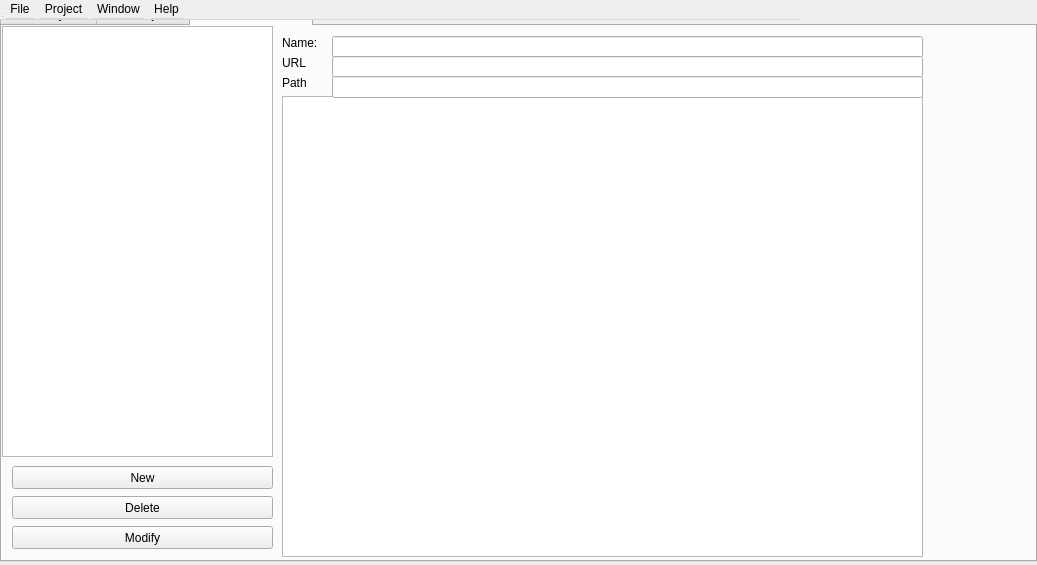
ronan22/obs-light, file src/ObsLightGui/ui/obsLightMain.ui: the form before one commit.
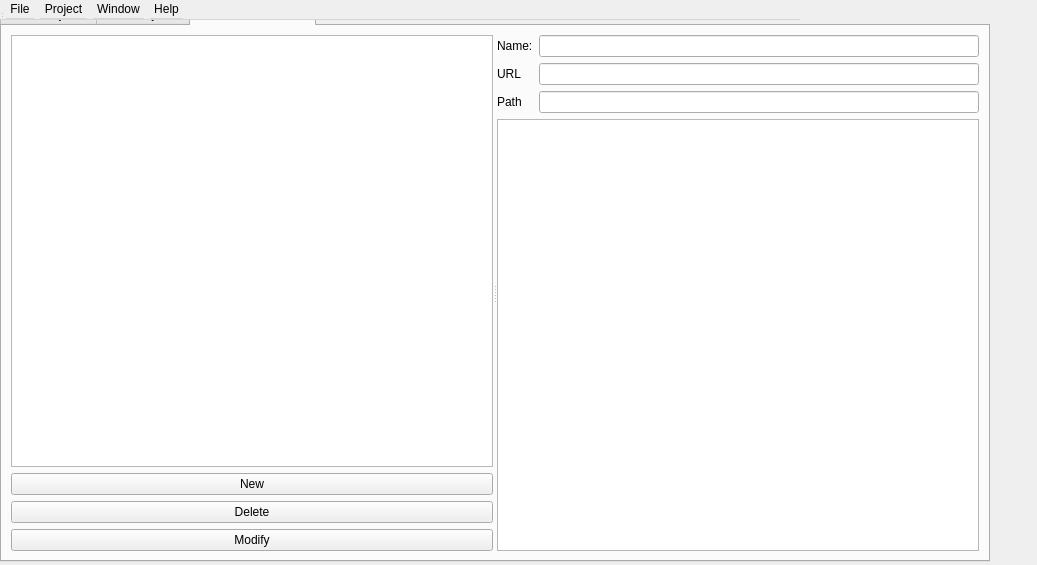
The form after the commit. The open tabs and pages were chosen to show the change. Icons and pictures are not drawn. Custom widgets are drawn as their Qt base class.

Commit message:
Modified UI's "Project repositories" tab
- gave names to objects
- added layout constraints

Patch:
```diff
--- a/src/ObsLightGui/ui/obsLightMain.ui
+++ b/src/ObsLightGui/ui/obsLightMain.ui
@@ -25,7 +25,7 @@
     <rect>
      <x>0</x>
      <y>0</y>
-     <width>1037</width>
+     <width>990</width>
      <height>562</height>
     </rect>
    </property>
@@ -955,7 +955,7 @@
                  </widget>
                 </item>
                 <item row="5" column="0">
-                 <widget class="QPushButton" name="deleteRepositoryButton">
+                 <widget class="QPushButton" name="removeRepoFromChrootButton">
                   <property name="toolTip">
                    <string>Delete a repository from the project filesystem.</string>
                   </property>
@@ -965,7 +965,7 @@
                  </widget>
                 </item>
                 <item row="7" column="0">
-                 <widget class="QPushButton" name="modifyRepositoryButton">
+                 <widget class="QPushButton" name="modifyRepoInChrootButton">
                   <property name="toolTip">
                    <string>Modify the URL or alias of a repository.</string>
                   </property>
@@ -2102,136 +2102,82 @@
       </widget>
       <widget class="QWidget" name="tab_3">
        <attribute name="title">
-        <string>Projects repository</string>
+        <string>Project repositories</string>
        </attribute>
-       <widget class="QListWidget" name="listWidget">
-        <property name="geometry">
-         <rect>
-          <x>0</x>
-          <y>0</y>
-          <width>271</width>
-          <height>431</height>
-         </rect>
-        </property>
-       </widget>
-       <widget class="QLabel" name="label_12">
-        <property name="geometry">
-         <rect>
-          <x>280</x>
-          <y>10</y>
-          <width>52</width>
-          <height>14</height>
-         </rect>
-        </property>
-        <property name="text">
-         <string>Name:</string>
-        </property>
-       </widget>
-       <widget class="QLineEdit" name="lineEdit">
-        <property name="geometry">
-         <rect>
-          <x>330</x>
-          <y>10</y>
-          <width>591</width>
-          <height>22</height>
-         </rect>
-        </property>
-       </widget>
-       <widget class="QLabel" name="label_13">
-        <property name="geometry">
-         <rect>
-          <x>280</x>
-          <y>30</y>
-          <width>52</width>
-          <height>14</height>
-         </rect>
-        </property>
-        <property name="text">
-         <string>URL</string>
-        </property>
-       </widget>
-       <widget class="QLineEdit" name="lineEdit_2">
-        <property name="geometry">
-         <rect>
-          <x>330</x>
-          <y>30</y>
-          <width>591</width>
-          <height>22</height>
-         </rect>
-        </property>
-       </widget>
-       <widget class="QTableView" name="tableView">
-        <property name="geometry">
-         <rect>
-          <x>280</x>
-          <y>70</y>
-          <width>641</width>
-          <height>461</height>
-         </rect>
-        </property>
-       </widget>
-       <widget class="QLabel" name="label_14">
-        <property name="geometry">
-         <rect>
-          <x>280</x>
-          <y>50</y>
-          <width>52</width>
-          <height>14</height>
-         </rect>
-        </property>
-        <property name="text">
-         <string>Path</string>
-        </property>
-       </widget>
-       <widget class="QLineEdit" name="lineEdit_3">
-        <property name="geometry">
-         <rect>
-          <x>330</x>
-          <y>50</y>
-          <width>591</width>
-          <height>22</height>
-         </rect>
-        </property>
-       </widget>
-       <widget class="QPushButton" name="pushButton_3">
-        <property name="geometry">
-         <rect>
-          <x>10</x>
-          <y>440</y>
-          <width>261</width>
-          <height>23</height>
-         </rect>
-        </property>
-        <property name="text">
-         <string>New</string>
-        </property>
-       </widget>
-       <widget class="QPushButton" name="pushButton_4">
-        <property name="geometry">
-         <rect>
-          <x>10</x>
-          <y>470</y>
-          <width>261</width>
-          <height>23</height>
-         </rect>
-        </property>
-        <property name="text">
-         <string>Delete</string>
-        </property>
-       </widget>
-       <widget class="QPushButton" name="pushButton_5">
-        <property name="geometry">
-         <rect>
-          <x>10</x>
-          <y>500</y>
-          <width>261</width>
-          <height>23</height>
-         </rect>
-        </property>
-        <property name="text">
-         <string>Modify</string>
-        </property>
-       </widget>
+       <layout class="QHBoxLayout" name="horizontalLayout_4">
+        <item>
+         <widget class="QSplitter" name="splitter_5">
+          <property name="orientation">
+           <enum>Qt::Horizontal</enum>
+          </property>
+          <widget class="QWidget" name="">
+           <layout class="QGridLayout" name="gridLayout_18">
+            <item row="0" column="0">
+             <widget class="QListWidget" name="repositoryListWidget"/>
+            </item>
+            <item row="1" column="0">
+             <widget class="QPushButton" name="newRepositoryButton">
+              <property name="text">
+               <string>New</string>
+              </property>
+             </widget>
+            </item>
+            <item row="2" column="0">
+             <widget class="QPushButton" name="deleteRepositoryButton">
+              <property name="text">
+               <string>Delete</string>
+              </property>
+             </widget>
+            </item>
+            <item row="3" column="0">
+             <widget class="QPushButton" name="modifyRepositoryButton">
+              <property name="text">
+               <string>Modify</string>
+              </property>
+             </widget>
+            </item>
+           </layout>
+          </widget>
+          <widget class="QWidget" name="">
+           <layout class="QGridLayout" name="gridLayout_22">
+            <item row="0" column="0">
+             <widget class="QLabel" name="label_12">
+              <property name="text">
+               <string>Name:</string>
+              </property>
+             </widget>
+            </item>
+            <item row="0" column="1">
+             <widget class="QLineEdit" name="repositoryNameLineEdit"/>
+            </item>
+            <item row="1" column="0">
+             <widget class="QLabel" name="label_13">
+              <property name="text">
+               <string>URL</string>
+              </property>
+             </widget>
+            </item>
+            <item row="1" column="1">
+             <widget class="QLineEdit" name="repositoryUrlLineEdit"/>
+            </item>
+            <item row="2" column="0">
+             <widget class="QLabel" name="label_14">
+              <property name="text">
+               <string>Path</string>
+              </property>
+             </widget>
+            </item>
+            <item row="2" column="1">
+             <widget class="QLineEdit" name="repositoryPathLineEdit"/>
+            </item>
+            <item row="3" column="0" colspan="2">
+             <widget class="QTableView" name="publishedPackagesTableView"/>
+            </item>
+           </layout>
+          </widget>
+         </widget>
+        </item>
+       </layout>
       </widget>
      </widget>
     </item>
```
Left out of the diff: 10 changed lines with no effect on the pictures. The commit also changes 2 other files.
